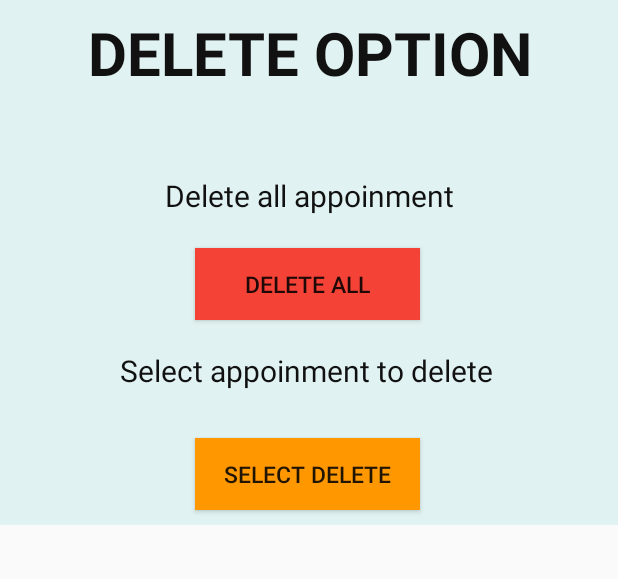
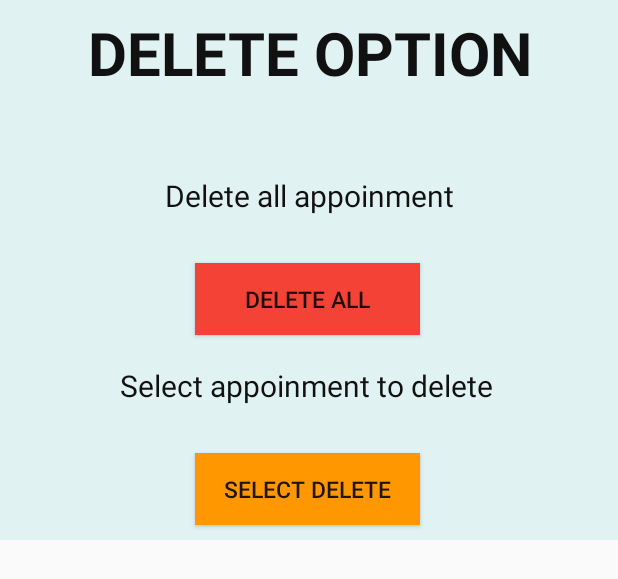
Before and after one commit to pavithB/MySchedule, an Android app: the layout delete_option.xml on its own in the app's theme, with its tools: preview values and no code run, on a phone screen of 412 x 824 dp. Shown: the top 579 px of the screen. Run offline under Robolectric (Android 15) with nearby library versions, the phone set to English and light mode, and no system bars.

```diff
--- a/app/src/main/AndroidManifest.xml
+++ b/app/src/main/AndroidManifest.xml
@@ -16,7 +16,8 @@
                 <category android:name="android.intent.category.LAUNCHER" />
             </intent-filter>
         </activity>
-        <activity android:name=".CreateAppoinment"></activity>
+        <activity android:name=".CreateAppoinment" />
+        <activity android:name=".ViewAppointment"></activity>
     </application>
 
 </manifest>
--- a/app/src/main/res/layout/delete_option.xml
+++ b/app/src/main/res/layout/delete_option.xml
@@ -59,11 +59,11 @@
             app:layout_constraintLeft_toLeftOf="@+id/delSeltext"
             android:layout_marginRight="8dp"
             app:layout_constraintRight_toRightOf="@+id/delSeltext"
-            app:layout_constraintTop_toTopOf="@+id/textView6"
-            android:layout_marginTop="157dp"
             app:layout_constraintHorizontal_bias="0.497"
             android:layout_marginStart="8dp"
-            android:layout_marginEnd="8dp" />
+            android:layout_marginEnd="8dp"
+            android:layout_marginTop="8dp"
+            app:layout_constraintTop_toBottomOf="@+id/delAllText" />
 
 
     <TextView
```
Also changed, not shown: app/src/main/java/com/pavithbuddhima/myschedule/AppoinmentDataBase.java (+14 -3 lines), app/src/main/java/com/pavithbuddhima/myschedule/CalenderMain.java (+5 -2 lines), app/src/main/java/com/pavithbuddhima/myschedule/ViewAppointment.java (added, +13 -0 lines), app/src/main/res/layout/activity_view_appointment.xml (added, +9 -0 lines).
